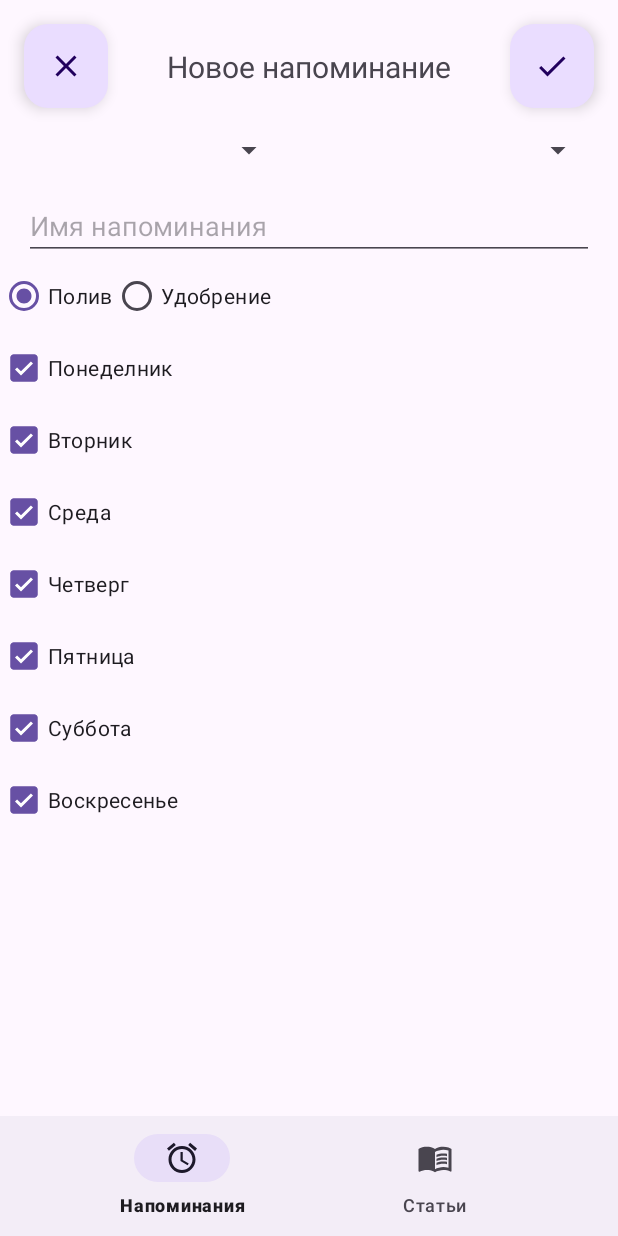
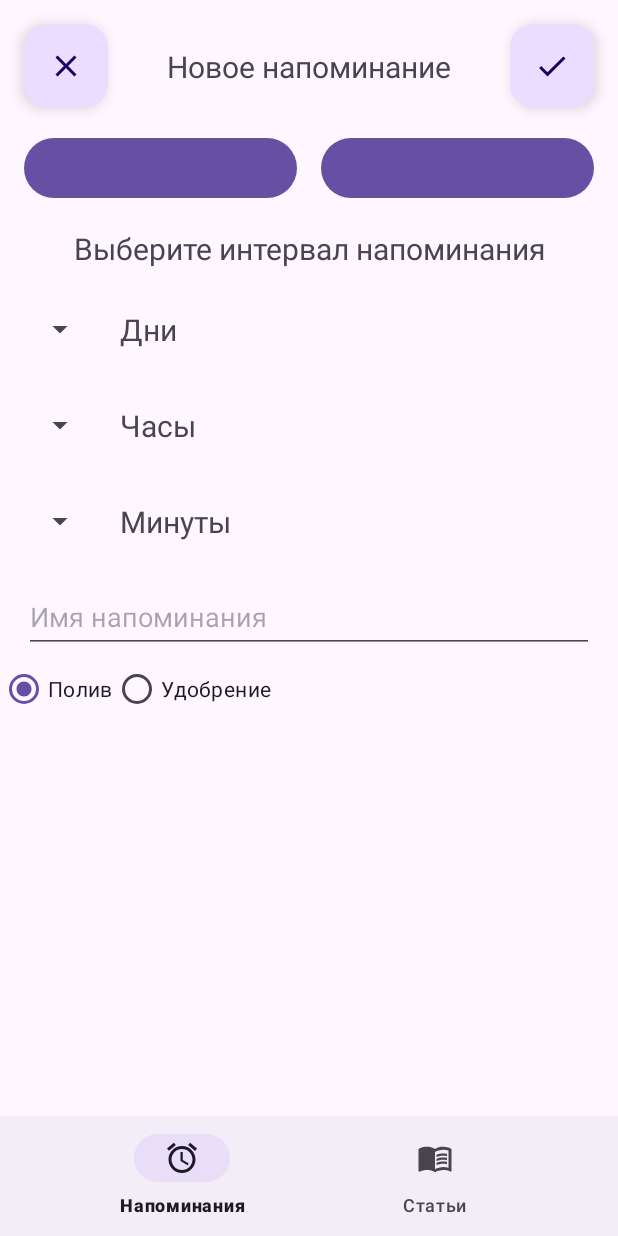
Before and after one commit to MichaelGallinago/CarePlant, an Android app: the AlarmCreationFragment screen opened through its navigation route, on a phone screen of 412 x 824 dp. Run offline under Robolectric (Android 15) with nearby library versions, the phone set to English and light mode, and no system bars; our stand-ins replace Dagger/Hilt's generated code, Room's generated code, navigation-ui; libraries missing offline, so code that uses them is left out: by.kirich1409.viewbindingdelegate; 13 statements that could not run were skipped.

```diff
--- a/app/src/main/java/net/micg/plantcare/PlantCareApplication.kt
+++ b/app/src/main/java/net/micg/plantcare/PlantCareApplication.kt
@@ -14,7 +14,7 @@ class PlantCareApplication : Application() {
 
     override fun onCreate() {
         appComponent = DaggerAppComponent.factory().create(applicationContext)
-        //createNotificationChannel()
+        createNotificationChannel()
         super.onCreate()
     }
 
@@ -31,5 +31,4 @@ class PlantCareApplication : Application() {
             createNotificationChannel(channel)
         }
     }
-
 }
--- a/app/src/main/java/net/micg/plantcare/presentation/alarms/AlarmsFragment.kt
+++ b/app/src/main/java/net/micg/plantcare/presentation/alarms/AlarmsFragment.kt
@@ -2,7 +2,6 @@ package net.micg.plantcare.presentation.alarms
 
 import android.content.Context
 import android.os.Bundle
-import android.util.Log
 import android.view.View
 import androidx.fragment.app.Fragment
 import androidx.fragment.app.viewModels
@@ -13,7 +12,6 @@ import androidx.recyclerview.widget.LinearLayoutManager
 import androidx.recyclerview.widget.RecyclerView
 import by.kirich1409.viewbindingdelegate.viewBinding
 import net.micg.plantcare.R
-import net.micg.plantcare.data.models.alarm.Alarm
 import net.micg.plantcare.databinding.FragmentAlarmsBinding
 import net.micg.plantcare.di.ViewModelFactory
 import net.micg.plantcare.di.appComponent
@@ -56,19 +54,21 @@ class AlarmsFragment : Fragment(R.layout.fragment_alarms) {
 
         val navController = findNavController()
         binding.addAlarmButton.setOnClickListener {
-            navController.navigate(R.id.alarmCreationFragment, null,
+            navController.navigate(
+                R.id.alarmCreationFragment, null,
                 NavOptions.Builder()
                     .setPopUpTo(R.id.alarmsFragment, inclusive = false)
-                    .build())
+                    .build()
+            )
         }
 
         viewModel.updateAlarms()
     }
 
-    private fun createItemTouchHelper(adapter: AlarmsAdapter): ItemTouchHelper {
-        val itemTouchHelperCallback = object : ItemTouchHelper.SimpleCallback(
-            ItemTouchHelper.UP or ItemTouchHelper.DOWN, // Перемещение
-            ItemTouchHelper.LEFT or ItemTouchHelper.RIGHT // Удаление
+    private fun createItemTouchHelper(adapter: AlarmsAdapter) =
+        ItemTouchHelper(object : ItemTouchHelper.SimpleCallback(
+            ItemTouchHelper.UP or ItemTouchHelper.DOWN,
+            ItemTouchHelper.LEFT or ItemTouchHelper.RIGHT
         ) {
             override fun onMove(
                 recyclerView: RecyclerView,
@@ -86,8 +86,5 @@ class AlarmsFragment : Fragment(R.layout.fragment_alarms) {
                 viewModel.delete(adapter.currentList[position])
                 adapter.removeItem(position)
             }
-        }
-
-        return ItemTouchHelper(itemTouchHelperCallback)
-    }
+        })
 }
--- a/app/src/main/res/layout/fragment_alarm_creation.xml
+++ b/app/src/main/res/layout/fragment_alarm_creation.xml
@@ -1,6 +1,7 @@
 <?xml version="1.0" encoding="utf-8"?>
 <androidx.constraintlayout.widget.ConstraintLayout xmlns:android="http://schemas.android.com/apk/res/android"
     xmlns:app="http://schemas.android.com/apk/res-auto"
+    xmlns:tools="http://schemas.android.com/tools"
     android:layout_width="match_parent"
     android:layout_height="match_parent">
 
@@ -24,6 +25,28 @@
         app:layout_constraintStart_toStartOf="parent"
         app:layout_constraintTop_toTopOf="parent" />
 
+    <Button
+        android:id="@+id/date_selector"
+        android:layout_width="0dp"
+        android:layout_height="wrap_content"
+        android:layout_marginTop="16dp"
+        android:layout_marginEnd="8dp"
+        app:layout_constraintEnd_toStartOf="@id/time_selector"
+        app:layout_constraintStart_toStartOf="@id/cancelButton"
+        app:layout_constraintTop_toBottomOf="@id/cancelButton"
+        tools:text="Выбор даты" />
+
+    <Button
+        android:id="@+id/time_selector"
+        android:layout_width="0dp"
+        android:layout_height="wrap_content"
+        android:layout_marginStart="8dp"
+        android:layout_marginTop="16dp"
+        app:layout_constraintEnd_toEndOf="@id/confirmButton"
+        app:layout_constraintStart_toEndOf="@id/date_selector"
+        app:layout_constraintTop_toBottomOf="@id/confirmButton"
+        tools:text="Выбор времени" />
+
     <TextView
         android:layout_width="wrap_content"
         android:layout_height="wrap_content"
@@ -34,33 +57,80 @@
         app:layout_constraintStart_toStartOf="@id/cancelButton"
         app:layout_constraintTop_toTopOf="@id/cancelButton" />
 
-    <Spinner
-        android:id="@+id/timeHourSpinner"
-        android:layout_width="0dp"
+    <TextView
+        android:id="@+id/interval_label"
+        android:layout_width="wrap_content"
         android:layout_height="wrap_content"
-        android:layout_margin="16dp"
-        app:layout_constraintEnd_toStartOf="@id/timeMinuteSpinner"
-        app:layout_constraintStart_toStartOf="parent"
-        app:layout_constraintTop_toBottomOf="@id/confirmButton" />
+        android:layout_marginTop="16dp"
+        android:text="@string/select_interval"
+        android:textSize="20sp"
+        app:layout_constraintEnd_toEndOf="@id/confirmButton"
+        app:layout_constraintStart_toStartOf="@id/date_selector"
+        app:layout_constraintTop_toBottomOf="@id/date_selector" />
 
     <Spinner
-        android:id="@+id/timeMinuteSpinner"
+        android:id="@+id/timeDaysSpinner"
         android:layout_width="0dp"
+        android:layout_height="48dp"
+        android:layout_margin="16dp"
+        app:layout_constraintStart_toStartOf="parent"
+        app:layout_constraintTop_toBottomOf="@id/interval_label" />
+
+    <TextView
+        android:layout_width="wrap_content"
         android:layout_height="wrap_content"
+        android:layout_marginStart="16dp"
+        android:text="@string/days"
+        android:textSize="20sp"
+        app:layout_constraintBottom_toBottomOf="@id/timeDaysSpinner"
+        app:layout_constraintStart_toEndOf="@id/timeDaysSpinner"
+        app:layout_constraintTop_toTopOf="@id/timeDaysSpinner" />
+
+    <Spinner
+        android:id="@+id/timeHoursSpinner"
+        android:layout_width="0dp"
+        android:layout_height="48dp"
         android:layout_margin="16dp"
-        app:layout_constraintEnd_toEndOf="parent"
-        app:layout_constraintStart_toEndOf="@id/timeHourSpinner"
-        app:layout_constraintTop_toBottomOf="@id/confirmButton" />
+        app:layout_constraintStart_toStartOf="parent"
+        app:layout_constraintTop_toBottomOf="@id/timeDaysSpinner" />
+
+    <TextView
+        android:layout_width="wrap_content"
+        android:layout_height="wrap_content"
+        android:layout_marginStart="16dp"
+        android:text="@string/hours"
+        android:textSize="20sp"
+        app:layout_constraintBottom_toBottomOf="@id/timeHoursSpinner"
+        app:layout_constraintStart_toEndOf="@id/timeHoursSpinner"
+        app:layout_constraintTop_toTopOf="@id/timeHoursSpinner" />
+
+    <Spinner
+        android:id="@+id/timeMinutesSpinner"
+        android:layout_width="0dp"
+        android:layout_height="48dp"
+        android:layout_margin="16dp"
+        app:layout_constraintStart_toStartOf="parent"
+        app:layout_constraintTop_toBottomOf="@id/timeHoursSpinner" />
+
+    <TextView
+        android:layout_width="wrap_content"
+        android:layout_height="wrap_content"
+        android:layout_marginStart="16dp"
+        android:text="@string/minutes"
+        android:textSize="20sp"
+        app:layout_constraintBottom_toBottomOf="@id/timeMinutesSpinner"
+        app:layout_constraintStart_toEndOf="@id/timeMinutesSpinner"
+        app:layout_constraintTop_toTopOf="@id/timeMinutesSpinner" />
 
     <EditText
         android:id="@+id/nameEditText"
         android:layout_width="match_parent"
-        android:layout_height="wrap_content"
+        android:layout_height="48dp"
         android:layout_margin="16dp"
         android:autofillHints="name"
         android:hint="@string/alarm_name_hint"
         android:inputType="none"
-        app:layout_constraintTop_toBottomOf="@id/timeHourSpinner" />
+        app:layout_constraintTop_toBottomOf="@id/timeMinutesSpinner" />
 
     <RadioGroup
         android:id="@+id/actionRadioGroup"
@@ -85,61 +155,4 @@
             android:text="@string/fertilize" />
     </RadioGroup>
 
-    <LinearLayout
-        android:id="@+id/daysOfWeekCheckboxGroup"
-        android:layout_width="match_parent"
-        android:layout_height="wrap_content"
-        android:orientation="vertical"
-        app:layout_constraintTop_toBottomOf="@id/actionRadioGroup">
-
-        <CheckBox
-            android:id="@+id/checkboxMonday"
-            android:layout_width="wrap_content"
-            android:layout_height="wrap_content"
-            android:checked="true"
-            android:text="@string/monday" />
-
-        <CheckBox
-            android:id="@+id/checkboxTuesday"
-            android:layout_width="wrap_content"
-            android:layout_height="wrap_content"
-            android:checked="true"
-            android:text="@string/tuesday" />
-
-        <CheckBox
-            android:id="@+id/checkboxWednesday"
-            android:layout_width="wrap_content"
-            android:layout_height="wrap_content"
-            android:checked="true"
-            android:text="@string/wednesday" />
-
-        <CheckBox
-            android:id="@+id/checkboxThursday"
-            android:layout_width="wrap_content"
-            android:layout_height="wrap_content"
-            android:checked="true"
-            android:text="@string/thursday" />
-
-        <CheckBox
-            android:id="@+id/checkboxFriday"
-            android:layout_width="wrap_content"
-            android:layout_height="wrap_content"
-            android:checked="true"
-            android:text="@string/friday" />
-
-        <CheckBox
-            android:id="@+id/checkboxSaturday"
-            android:layout_width="wrap_content"
-            android:layout_height="wrap_content"
-            android:checked="true"
-            android:text="@string/saturday" />
-
-        <CheckBox
-            android:id="@+id/checkboxSunday"
-            android:layout_width="wrap_content"
-            android:layout_height="wrap_content"
-            android:checked="true"
-            android:text="@string/sunday" />
-    </LinearLayout>
-
 </androidx.constraintlayout.widget.ConstraintLayout>
--- a/app/src/main/res/values/strings.xml
+++ b/app/src/main/res/values/strings.xml
@@ -19,4 +19,8 @@
     <string name="friday">Пятница</string>
     <string name="saturday">Суббота</string>
     <string name="sunday">Воскресенье</string>
+    <string name="select_interval">Выберите интервал напоминания</string>
+    <string name="days">Дни</string>
+    <string name="hours">Часы</string>
+    <string name="minutes">Минуты</string>
 </resources>
```
Also changed, not shown: app/src/main/AndroidManifest.xml (+7 -3 lines), app/src/main/java/net/micg/plantcare/AlarmNotificationService.kt (added, +34 -0 lines), app/src/main/java/net/micg/plantcare/AlarmReceiver.kt (+18 -2 lines), app/src/main/java/net/micg/plantcare/data/models/alarm/Alarm.kt (+10 -29 lines), app/src/main/java/net/micg/plantcare/presentation/alarms/AlarmCreationFragment.kt (+7 -5 lines).
